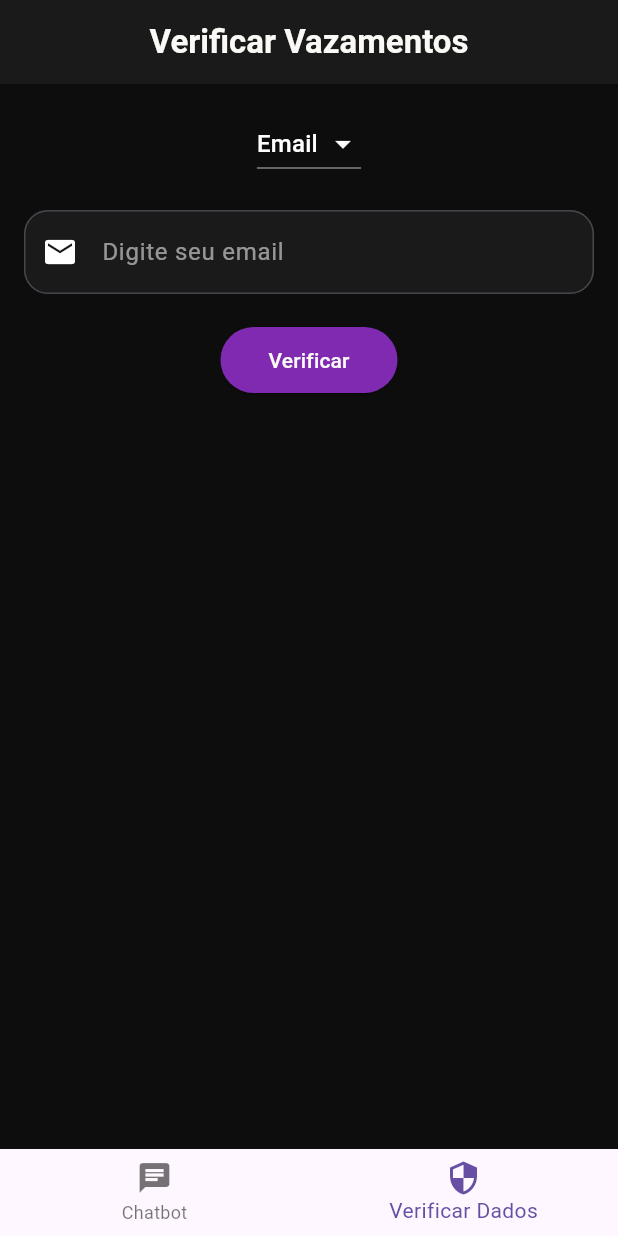
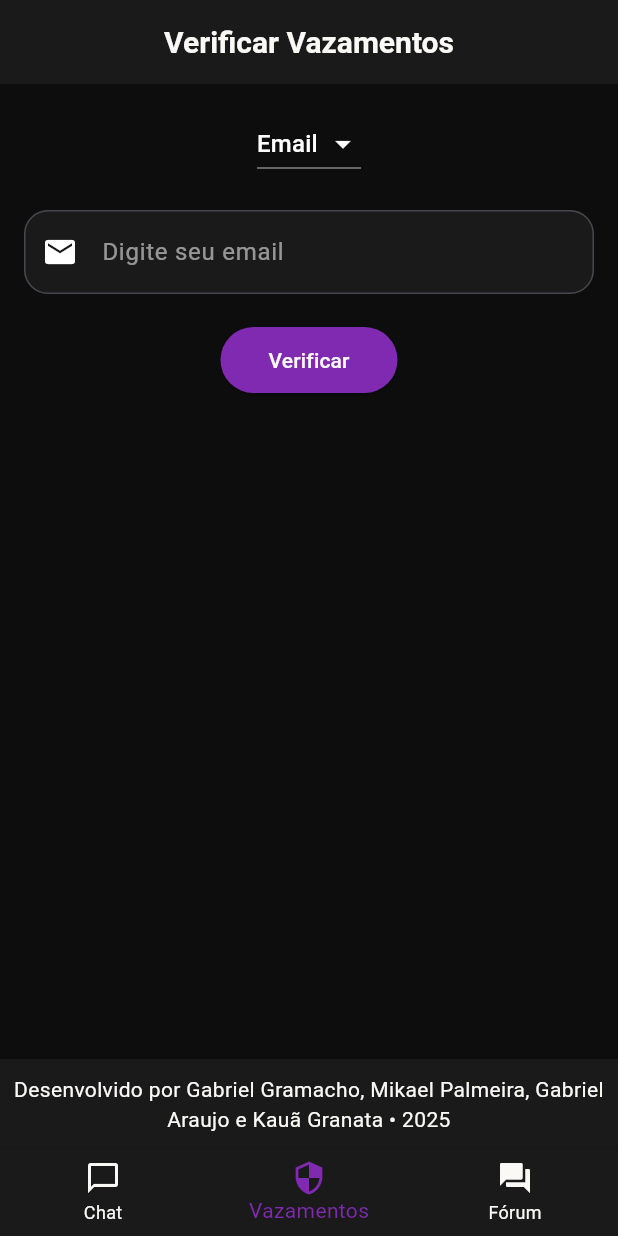
Before and after one commit to Lowpexay/chatbot_sec4you_dart_file_mode, a Flutter app: the screen it shows after launch, item 2 of the bottom bar chosen, on a phone screen of 412 x 824 dp. Run offline on Flutter 3.47's test engine with Material 3 defaults, Android fonts, the phone set to English and light mode, and no system bars; our stand-ins replace flutter_dotenv, image_picker, shared_preferences.

Commit message:
adding forum/imageboard

```diff
--- a/chatbot_sec4you/lib/leak_check_screen.dart
+++ b/chatbot_sec4you/lib/leak_check_screen.dart
@@ -254,6 +254,19 @@ Widget build(BuildContext context) {
           ],
         ),
       ),
+      bottomNavigationBar: Container(
+        color: const Color(0xFF1A1A1A), // Cinza escuro
+        padding: const EdgeInsets.symmetric(vertical: 10),
+        child: const Text(
+          'Desenvolvido por Gabriel Gramacho, Mikael Palmeira, Gabriel Araujo e Kauã Granata • 2025',
+          style: TextStyle(
+            color: Color(0xFFFAF9F6), // Branco puro
+            fontSize: 14,
+            fontWeight: FontWeight.w400,
+          ),
+          textAlign: TextAlign.center,
+        ),
+      ),
     );
   }
 }
--- a/chatbot_sec4you/lib/main.dart
+++ b/chatbot_sec4you/lib/main.dart
@@ -1,86 +1,104 @@
 import 'package:flutter/material.dart';
+import 'package:flutter_dotenv/flutter_dotenv.dart';
+import 'chat_screen.dart';
 import 'leak_check_screen.dart';
-import 'chat_screen.dart';
-import 'package:flutter_dotenv/flutter_dotenv.dart';
+import 'local_data.dart';
+import 'boards_screen.dart';
+import 'board_screen.dart';
+// import 'package:shared_preferences/shared_preferences.dart';
 
+// Future<void> clearPrefs() async {
+//   final prefs = await SharedPreferences.getInstance();
+//   await prefs.clear();
+// }
 void main() async {
   WidgetsFlutterBinding.ensureInitialized();
-  await dotenv.load(fileName: ".env");
-  runApp(const MyApp());
+  // await clearPrefs(); // Use await aqui!
+  await dotenv.load();
+  await LocalData().init();
+  runApp(const Sec4YouApp());
 }
 
-class MyApp extends StatelessWidget {
-  const MyApp({super.key});
+
+class Sec4YouApp extends StatelessWidget {
+  const Sec4YouApp({super.key});
 
   @override
   Widget build(BuildContext context) {
-    return const MaterialApp(
-      title: 'Security Connect',
+    return MaterialApp(
+      title: 'Sec4You',
+      theme: ThemeData(
+        scaffoldBackgroundColor: const Color(0xFF0D0D0D),
+        appBarTheme: const AppBarTheme(
+          backgroundColor: Color(0xFF1A1A1A),
+          iconTheme: IconThemeData(color: Color(0xFFFAF9F6)),
+          titleTextStyle: TextStyle(
+            color: Color(0xFFFAF9F6),
+            fontWeight: FontWeight.bold,
+            fontSize: 20,
+          ),
+        ),
+      ),
+      home: const MainNavigation(),
       debugShowCheckedModeBanner: false,
-      home: HomeScreen(),
     );
   }
 }
 
-class HomeScreen extends StatefulWidget {
-  const HomeScreen({Key? key}) : super(key: key);
+class MainNavigation extends StatefulWidget {
+  const MainNavigation({super.key});
 
   @override
-  _HomeScreenState createState() => _HomeScreenState();
+  State<MainNavigation> createState() => _MainNavigationState();
 }
 
-class _HomeScreenState extends State<HomeScreen> {
-  int _currentIndex = 0;
-  String _pendingMessage = '';
+class _MainNavigationState extends State<MainNavigation> {
+  int _selectedIndex = 0;
+  String _autoMessage = '';
 
-  late final ChatScreen _chatScreen;
-  late final LeakCheckerScreen _leakCheckerScreen;
-
-  @override
-  void initState() {
-    super.initState();
-    _chatScreen = const ChatScreen();
-    _leakCheckerScreen = LeakCheckerScreen(changeTab: _changeTab);
+  void _onTabTapped(int index) {
+    setState(() {
+      _selectedIndex = index;
+      _autoMessage = '';
+    });
   }
 
-  void _changeTab(int index, String message) {
+  void _changeTab(int index, String autoMsg) {
     setState(() {
-      _currentIndex = index;
-      _pendingMessage = message;
+      _selectedIndex = index;
+      _autoMessage = autoMsg;
     });
   }
 
   @override
   Widget build(BuildContext context) {
-    // Se houver mensagem pendente, crie uma nova instância do ChatScreen com a mensagem
-    final List<Widget> _screens = [
-      _pendingMessage.isNotEmpty
-          ? ChatScreen(initialMessage: _pendingMessage)
-          : _chatScreen,
-      _leakCheckerScreen,
+    final screens = [
+      ChatScreen(initialMessage: _autoMessage),
+      LeakCheckerScreen(changeTab: _changeTab),
+      BoardsScreen(),
     ];
 
-    // Limpa a mensagem pendente após exibir
-    if (_pendingMessage.isNotEmpty && _currentIndex == 0) {
-      WidgetsBinding.instance.addPostFrameCallback((_) {
-        setState(() {
-          _pendingMessage = '';
-        });
-      });
-    }
-
     return Scaffold(
-      body: _screens[_currentIndex],
+      body: screens[_selectedIndex],
       bottomNavigationBar: BottomNavigationBar(
-        currentIndex: _currentIndex,
-        onTap: (index) {
-          setState(() {
-            _currentIndex = index;
-          });
-        },
+        backgroundColor: const Color(0xFF1A1A1A),
+        selectedItemColor: const Color(0xFF7F2AB1),
+        unselectedItemColor: const Color(0xFFFAF9F6),
+        currentIndex: _selectedIndex,
+        onTap: _onTabTapped,
         items: const [
-          BottomNavigationBarItem(icon: Icon(Icons.chat), label: 'Chatbot'),
-          BottomNavigationBarItem(icon: Icon(Icons.security), label: 'Verificar Dados'),
+          BottomNavigationBarItem(
+            icon: Icon(Icons.chat_bubble_outline),
+            label: 'Chat',
+          ),
+          BottomNavigationBarItem(
+            icon: Icon(Icons.security),
+            label: 'Vazamentos',
+          ),
+          BottomNavigationBarItem(
+            icon: Icon(Icons.forum),
+            label: 'Fórum',
+          ),
         ],
       ),
     );
--- a/chatbot_sec4you/pubspec.yaml
+++ b/chatbot_sec4you/pubspec.yaml
@@ -37,6 +37,9 @@ dependencies:
   flutter_dotenv: ^5.2.1
   langchain: ^0.7.7+2
   langchain_google: ^0.6.4+2
+  shared_preferences: ^2.2.2
+  image_picker: ^1.0.7
+
 
 dev_dependencies:
   flutter_test:
```
Also changed, not shown: chatbot_sec4you/lib/board_screen.dart (added, +252 -0 lines), chatbot_sec4you/lib/boards_screen.dart (added, +99 -0 lines), chatbot_sec4you/lib/chat_screen.dart (+15 -3 lines), chatbot_sec4you/lib/local_data.dart (added, +151 -0 lines), chatbot_sec4you/pubspec.lock, 16 other files. Lines whose indentation alone changed are shown as unchanged.
